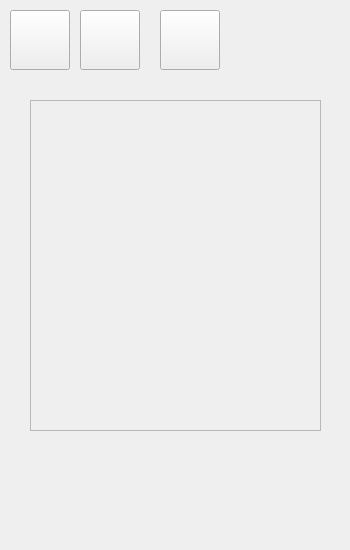
First picture: the form in form.ui, repository chester5009/finder, before the edit.
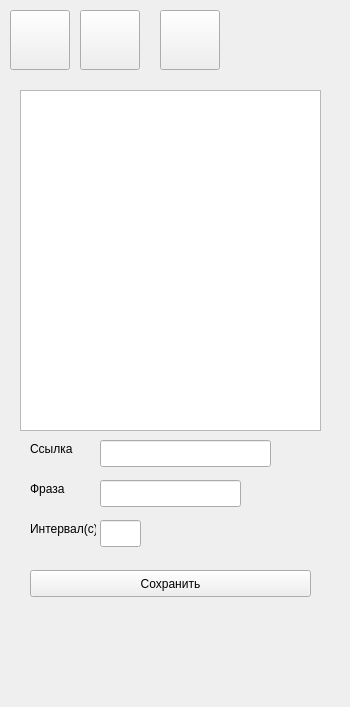
Second picture: the form after the edit. Icons and pictures are not drawn.

Commit message: add buttons, tab

```diff
--- a/form.ui
+++ b/form.ui
@@ -7,7 +7,7 @@
     <x>0</x>
     <y>0</y>
     <width>350</width>
-    <height>550</height>
+    <height>707</height>
    </rect>
   </property>
   <property name="minimumSize">
@@ -70,38 +70,107 @@
   <widget class="QStackedWidget" name="stackedWidget">
    <property name="geometry">
     <rect>
-     <x>20</x>
+     <x>10</x>
      <y>80</y>
-     <width>311</width>
-     <height>431</height>
+     <width>321</width>
+     <height>601</height>
     </rect>
    </property>
    <property name="currentIndex">
     <number>0</number>
    </property>
    <widget class="QWidget" name="page">
-    <widget class="QScrollArea" name="scrollArea">
+    <widget class="QLineEdit" name="lineEdit">
+     <property name="geometry">
+      <rect>
+       <x>90</x>
+       <y>360</y>
+       <width>171</width>
+       <height>27</height>
+      </rect>
+     </property>
+    </widget>
+    <widget class="QLineEdit" name="lineEdit_2">
+     <property name="geometry">
+      <rect>
+       <x>90</x>
+       <y>400</y>
+       <width>141</width>
+       <height>27</height>
+      </rect>
+     </property>
+    </widget>
+    <widget class="QLineEdit" name="lineEdit_3">
+     <property name="geometry">
+      <rect>
+       <x>90</x>
+       <y>440</y>
+       <width>41</width>
+       <height>27</height>
+      </rect>
+     </property>
+    </widget>
+    <widget class="QLabel" name="label">
+     <property name="geometry">
+      <rect>
+       <x>20</x>
+       <y>360</y>
+       <width>66</width>
+       <height>17</height>
+      </rect>
+     </property>
+     <property name="text">
+      <string>Ссылка</string>
+     </property>
+    </widget>
+    <widget class="QLabel" name="label_2">
+     <property name="geometry">
+      <rect>
+       <x>20</x>
+       <y>400</y>
+       <width>66</width>
+       <height>17</height>
+      </rect>
+     </property>
+     <property name="text">
+      <string>Фраза</string>
+     </property>
+    </widget>
+    <widget class="QLabel" name="label_3">
+     <property name="geometry">
+      <rect>
+       <x>20</x>
+       <y>440</y>
+       <width>66</width>
+       <height>17</height>
+      </rect>
+     </property>
+     <property name="text">
+      <string>Интервал(с)</string>
+     </property>
+    </widget>
+    <widget class="QTableWidget" name="tableWidget">
      <property name="geometry">
       <rect>
        <x>10</x>
-       <y>20</y>
-       <width>291</width>
-       <height>331</height>
+       <y>10</y>
+       <width>301</width>
+       <height>341</height>
       </rect>
      </property>
-     <property name="widgetResizable">
-      <bool>true</bool>
+    </widget>
+    <widget class="QPushButton" name="saveButton">
+     <property name="geometry">
+      <rect>
+       <x>20</x>
+       <y>490</y>
+       <width>281</width>
+       <height>27</height>
+      </rect>
      </property>
-     <widget class="QWidget" name="scrollAreaWidgetContents">
-      <property name="geometry">
-       <rect>
-        <x>0</x>
-        <y>0</y>
-        <width>289</width>
-        <height>329</height>
-       </rect>
-      </property>
-     </widget>
+     <property name="text">
+      <string>Сохранить</string>
+     </property>
     </widget>
    </widget>
    <widget class="QWidget" name="page_2"/>
```
The commit also changes 10 other files.
